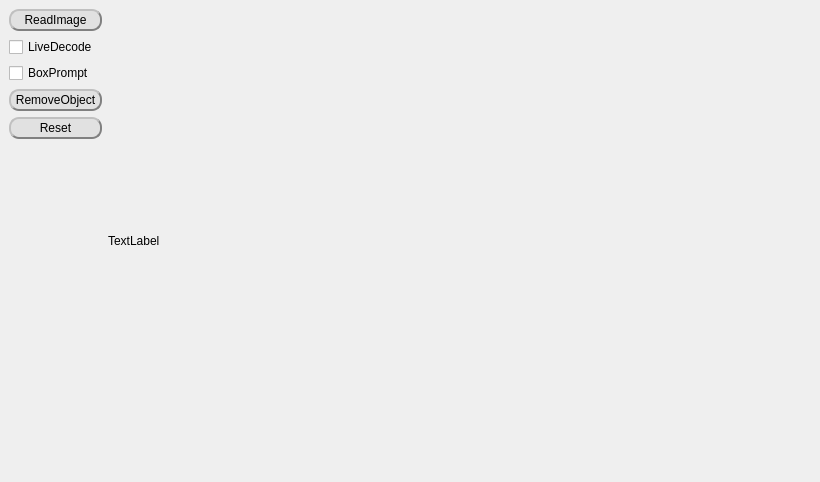
Above: qtproj/SAMQT/mainwindow.ui from ZHEQIUSHUI/SAM-ONNX-AX650-CPP before the change. Below: the same form after it.
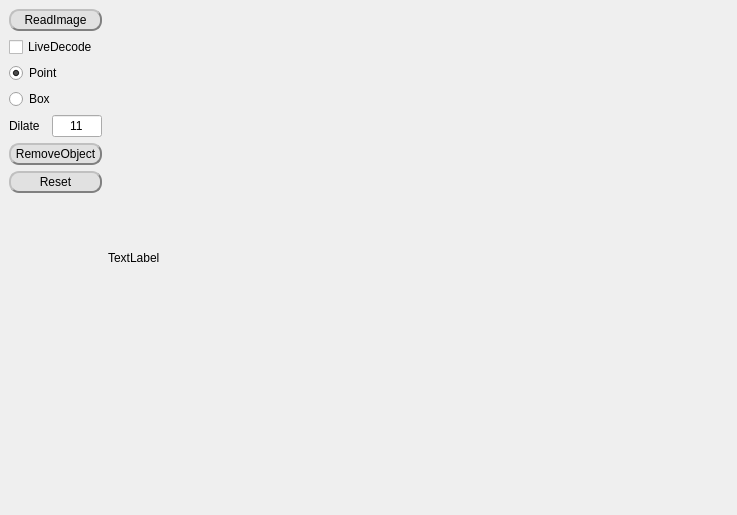
That is the form after the change. Custom widgets are drawn as their Qt base class.

Commit message: make dilate size can be option

Diff of the .ui file:
```diff
--- a/qtproj/SAMQT/mainwindow.ui
+++ b/qtproj/SAMQT/mainwindow.ui
@@ -6,8 +6,8 @@
    <rect>
     <x>0</x>
     <y>0</y>
-    <width>820</width>
-    <height>482</height>
+    <width>737</width>
+    <height>515</height>
    </rect>
   </property>
   <property name="windowTitle">
@@ -48,12 +48,60 @@
            </widget>
           </item>
           <item>
-           <widget class="QCheckBox" name="ckb_boxprompt">
+           <layout class="QVBoxLayout" name="verticalLayout_3">
+            <item>
+             <widget class="QRadioButton" name="radioButton_point">
+              <property name="text">
+               <string>Point</string>
+              </property>
+              <property name="checked">
+               <bool>true</bool>
+              </property>
+             </widget>
+            </item>
+            <item>
+             <widget class="QRadioButton" name="radioButton_box">
+              <property name="text">
+               <string>Box</string>
+              </property>
+              <property name="checked">
+               <bool>false</bool>
+              </property>
+             </widget>
+            </item>
+           </layout>
+          </item>
+          <item>
+           <layout class="QHBoxLayout" name="horizontalLayout_2">
+            <item>
+             <widget class="QLabel" name="label_2">
+              <property name="text">
+               <string>Dilate</string>
+              </property>
+             </widget>
+            </item>
+            <item>
+             <widget class="QLineEdit" name="txt_dilate">
+              <property name="minimumSize">
+               <size>
+                <width>30</width>
+                <height>0</height>
+               </size>
+              </property>
+              <property name="maximumSize">
+               <size>
+                <width>50</width>
+                <height>16777215</height>
+               </size>
+              </property>
             <property name="toolTip">
              <string>draw box by mouse,and decode sam for the box</string>
             </property>
             <property name="text">
-             <string>BoxPrompt</string>
+               <string>11</string>
+              </property>
+              <property name="alignment">
+               <set>Qt::AlignCenter</set>
             </property>
            </widget>
           </item>
@@ -87,6 +135,8 @@
            <string>Reset</string>
           </property>
          </widget>
+          </item>
+         </layout>
         </item>
         <item>
          <spacer name="verticalSpacer">
```
Left out of the diff: 2 changed lines with no effect on the pictures. Lines whose indentation alone changed are shown as unchanged. The commit also changes 8 other files.
